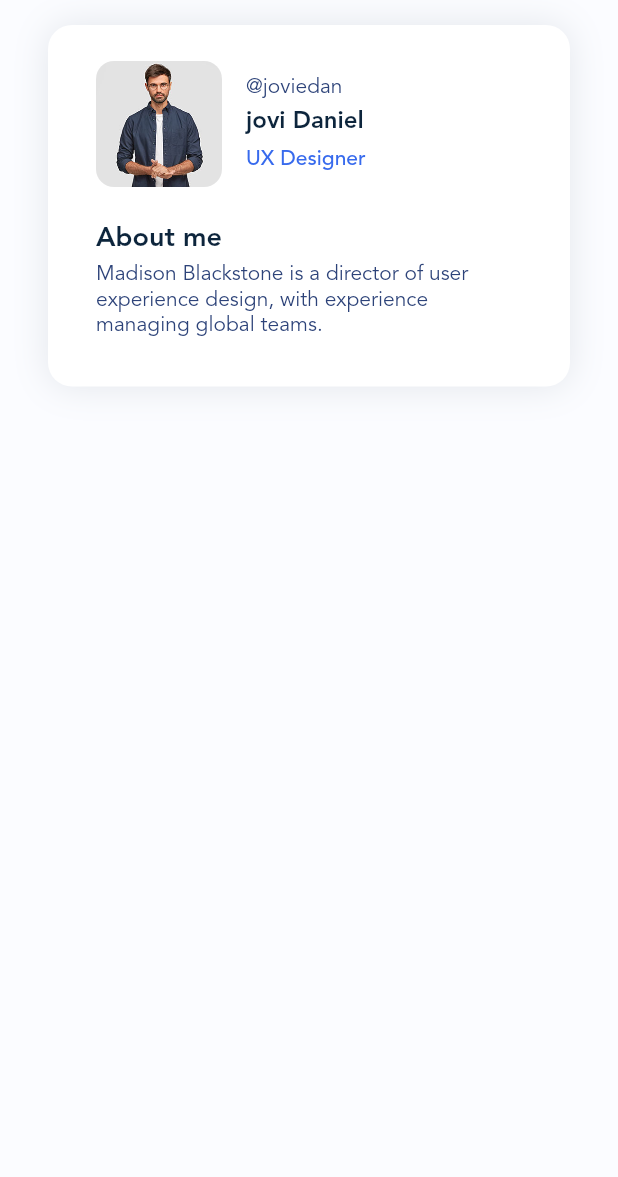
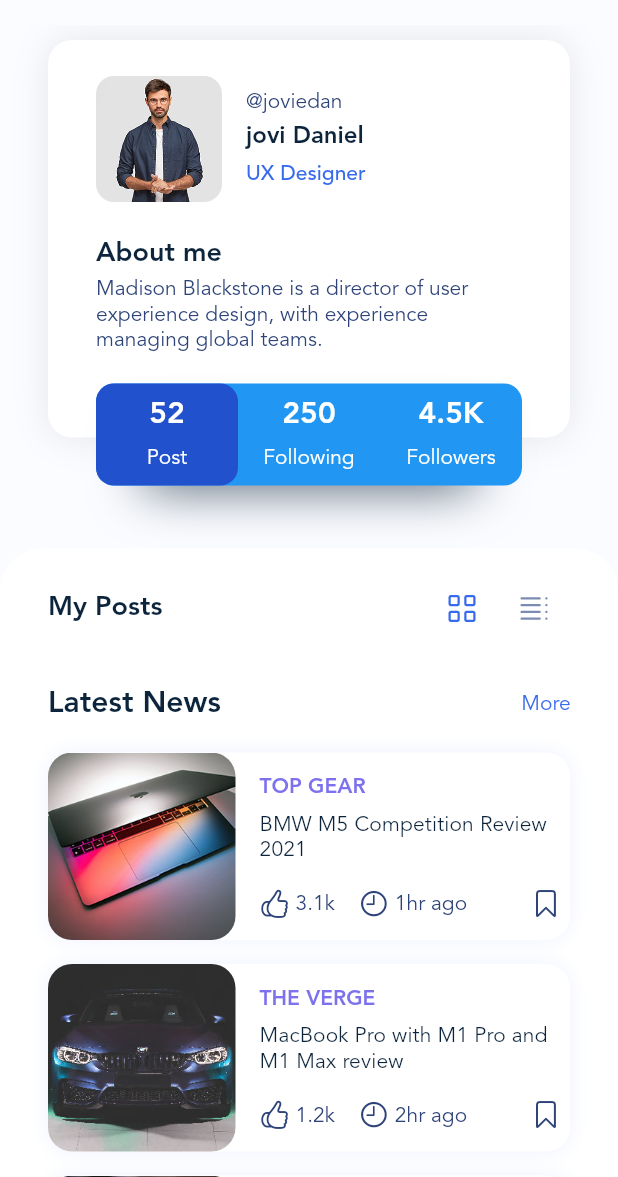
Before and after one commit to esmaeil-koohi/ui_BlogClub_application, a Flutter app: the screen it shows after launch, on a phone screen of 412 x 824 dp, the part 59-1236 px from its top. Run offline on Flutter 3.47's test engine with Material 2 defaults, Android fonts, the phone set to English and light mode, and no system bars; our stand-ins replace dotted_border, flutter_svg, smooth_page_indicator.

Commit message:
update profileScreen2

```diff
--- a/lib/gen/assets.gen.dart
+++ b/lib/gen/assets.gen.dart
@@ -54,6 +54,9 @@ class $AssetsImgIconsGen {
   AssetGenImage get google =>
       const AssetGenImage('assets/img/icons/Google.png');
 
+  /// File path: assets/img/icons/Grid.svg
+  SvgGenImage get grid => const SvgGenImage('assets/img/icons/Grid.svg');
+
   /// File path: assets/img/icons/Home.png
   AssetGenImage get home => const AssetGenImage('assets/img/icons/Home.png');
 
@@ -66,6 +69,9 @@ class $AssetsImgIconsGen {
   /// File path: assets/img/icons/Search.png
   AssetGenImage get search =>
       const AssetGenImage('assets/img/icons/Search.png');
+
+  /// File path: assets/img/icons/Table.svg
+  SvgGenImage get table => const SvgGenImage('assets/img/icons/Table.svg');
 
   /// File path: assets/img/icons/Thumbs.svg
   SvgGenImage get thumbs => const SvgGenImage('assets/img/icons/Thumbs.svg');
@@ -102,10 +108,12 @@ class $AssetsImgIconsGen {
         articles,
         facebook,
         google,
+        grid,
         home,
         logo,
         menu,
         search,
+        table,
         thumbs,
         twitter,
         category1,
--- a/lib/home.dart
+++ b/lib/home.dart
@@ -47,7 +47,7 @@ class HomeScreen extends StatelessWidget {
                 height: 16,
               ),
               const _CategoryList(),
-              const _PostList(),
+              const PostList(),
             ],
           ),
         ),
@@ -256,8 +256,8 @@ class _CategoryItem extends StatelessWidget {
   }
 }
 
-class _PostList extends StatelessWidget {
-  const _PostList({Key? key}) : super(key: key);
+class PostList extends StatelessWidget {
+  const PostList({Key? key}) : super(key: key);
 
   @override
   Widget build(BuildContext context) {
@@ -285,7 +285,7 @@ class _PostList extends StatelessWidget {
           physics: const ClampingScrollPhysics(),
           itemBuilder: (context, index) {
             final post = posts[index];
-            return _Post(post: post);
+            return PostItem(post: post);
           },
         ),
       ],
@@ -293,10 +293,10 @@ class _PostList extends StatelessWidget {
   }
 }
 
-class _Post extends StatelessWidget {
+class PostItem extends StatelessWidget {
   final PostData post;
 
-  const _Post({Key? key, required this.post}) : super(key: key);
+  const PostItem({Key? key, required this.post}) : super(key: key);
 
   @override
   Widget build(BuildContext context) {
--- a/lib/main.dart
+++ b/lib/main.dart
@@ -130,7 +130,6 @@ class MyApp extends StatelessWidget {
 
 class _BottomNavigation extends StatelessWidget {
   const _BottomNavigation({Key? key}) : super(key: key);
-
   @override
   Widget build(BuildContext context) {
     return Container(
@@ -153,7 +152,7 @@ class _BottomNavigation extends StatelessWidget {
                   _bottomNavigationItem(context, 'Menu.png', 'Menu.png', 'Menu'),
                 ],
               ),
-              decoration: BoxDecoration(
+              decoration: const BoxDecoration(
                 color: Colors.white,
               ),
             ),
--- a/lib/profile.dart
+++ b/lib/profile.dart
@@ -1,5 +1,5 @@
 import 'package:flutter/material.dart';
-import 'package:flutter/widgets.dart';
+import 'package:ui_blog_club/home.dart';
 
 import 'gen/assets.gen.dart';
 
@@ -10,29 +10,147 @@ class ProfileScreen extends StatelessWidget {
   Widget build(BuildContext context) {
     final themeData = Theme.of(context);
     return Scaffold(
-      backgroundColor:themeData.colorScheme.background,
+      backgroundColor: themeData.colorScheme.background,
       appBar: AppBar(
         elevation: 0,
         backgroundColor: themeData.colorScheme.background.withOpacity(0),
         title: const Text('Profile'),
-        actions:  [
-         IconButton(onPressed: () {}, icon: const Icon(Icons.more_horiz_rounded)),
-          const SizedBox(width: 16,),
+        actions: [
+          IconButton(
+              onPressed: () {}, icon: const Icon(Icons.more_horiz_rounded)),
+          const SizedBox(
+            width: 16,
+          ),
         ],
       ),
-      body: Column(
+      body:
+         SingleChildScrollView(
+           physics: const BouncingScrollPhysics(),
+           child:  Column(
            crossAxisAlignment: CrossAxisAlignment.start,
            children: [
-     cardBioGraghi(themeData),
+             Stack(
+               children: [
+                 cardBiography(themeData),
+                 lowerShadow(themeData),
+                 boxShowingTheNumberOfPostAndFollowerAndFollowing(themeData),
+               ],
+             ),
+             const SizedBox(height: 10,),
+             posts(themeData),
+           ],
+         ),),
+    );
+  }
+
+  Container posts(ThemeData themeData) {
+    return Container(
+             decoration: BoxDecoration(
+               color: themeData.colorScheme.surface,
+               borderRadius: const BorderRadius.only(topLeft: Radius.circular(28), topRight: Radius.circular(28)),
+             ),
+             child: Column(
+               children: [
+                 Padding(padding: const EdgeInsets.fromLTRB(32, 16, 32, 16),
+                   child:Row(
+                     crossAxisAlignment: CrossAxisAlignment.center,
+                     children: [
+                       Expanded(
+                         child: Text(
+                           'My Posts',
+                           style: themeData.textTheme.headline6,
+                         ),
+                       ),
+                       IconButton(
+                         onPressed: () {},
+                         icon: Assets.img.icons.grid.svg(),
+                       ),
+                       IconButton(
+                         onPressed: () {},
+                         icon: Assets.img.icons.table.svg(),
+                       ),
+                     ],
+                   ),
+                 ),
+                 const PostList(),
                ],
              ),
            );
   }
 
-  Container cardBioGraghi(ThemeData themeData) {
+  Widget lowerShadow(ThemeData themeData) {
+    return Positioned(
+                bottom: 32,
+                left: 96,
+                right: 96,
+                child: Container(
+                  height: 32,
+                  decoration: BoxDecoration(
+                    boxShadow: [
+                      BoxShadow(
+                        blurRadius: 30,
+                        color: themeData.colorScheme.onBackground.withOpacity(0.8),
+                      ),
+                    ]
+                  ),
+                ));
+  }
+
+  Widget boxShowingTheNumberOfPostAndFollowerAndFollowing(ThemeData themeData) {
+    return Positioned(
+                bottom: 32,
+                left: 64,
+                right: 64,
+                child: Container(
+                  height: 68,
+                  decoration: BoxDecoration(
+                    color: Colors.blue,
+                    borderRadius: BorderRadius.circular(12),
+                  ),
+                  child: Row(
+                    children: [
+                      Expanded(flex: 1, child:Container(
+                        decoration: BoxDecoration(
+                          color: const Color(0xff2151CD),
+                          borderRadius: BorderRadius.circular(12),
+                        ),
+                        child: _itemShowingTheNumberOfPostAndFollowerAndFollowing(themeData, '52', 'Post'),
+                      ),),
+                      Expanded(flex: 1, child:_itemShowingTheNumberOfPostAndFollowerAndFollowing(themeData, '250', 'Following'),),
+                      Expanded(flex: 1, child:_itemShowingTheNumberOfPostAndFollowerAndFollowing(themeData, '4.5K', 'Followers'),),
+                    ],
+                  ),
+                ));
+  }
+
+  Widget _itemShowingTheNumberOfPostAndFollowerAndFollowing(ThemeData themeData , String count, String title) {
+    return Column(
+        mainAxisAlignment: MainAxisAlignment.center,
+        children: [
+          Text(
+            count,
+            style: TextStyle(
+                fontSize: 20,
+                fontWeight: FontWeight.bold,
+                color: themeData.colorScheme.onPrimary),
+          ),
+          const SizedBox(
+            height: 8,
+          ),
+          Text(
+            title,
+            style: themeData.textTheme.bodyText1!.copyWith(
+                color: themeData.colorScheme.onPrimary,
+                fontWeight: FontWeight.w200),
+          ),
+        ],
+      );
+  }
+
+  Widget cardBiography(ThemeData themeData) {
     return Container(
-     margin:  EdgeInsets.fromLTRB(32, 0, 32, 32),
-     padding: EdgeInsets.fromLTRB(32, 24, 32, 32),
+      margin: const EdgeInsets.fromLTRB(32, 10, 32, 64),
+      padding: const EdgeInsets.fromLTRB(32, 24, 32, 32),
       decoration: BoxDecoration(
           borderRadius: BorderRadius.circular(16),
           color: themeData.colorScheme.surface,
@@ -41,8 +159,7 @@ class ProfileScreen extends StatelessWidget {
               blurRadius: 20,
               color: themeData.colorScheme.onBackground.withOpacity(0.1),
             ),
-       ]
-     ),
+          ]),
       child: Column(
         crossAxisAlignment: CrossAxisAlignment.start,
         children: [
@@ -50,29 +167,56 @@ class ProfileScreen extends StatelessWidget {
             children: [
               ClipRRect(
                   borderRadius: BorderRadius.circular(12),
-                 child: Assets.img.stories.story8.image(width: 84, height: 84)),
-             const SizedBox(width: 16,),
+                  child:
+                      Assets.img.stories.story8.image(width: 84, height: 84)),
+              const SizedBox(
+                width: 16,
+              ),
               Expanded(
                 child: Column(
                   crossAxisAlignment: CrossAxisAlignment.start,
                   children: [
                     const Text('@joviedan'),
-                   const SizedBox(height: 4,),
-                  Text('jovi Daniel', style: themeData.textTheme.bodyText1!.copyWith( fontSize: 16,fontWeight: FontWeight.w700),),
-                    const SizedBox(height: 8,),
-                   Text('UX Designer',
-                     style: themeData.textTheme.bodyText1!.apply(color: themeData.colorScheme.primary),),
-               ],),
+                    const SizedBox(
+                      height: 4,
+                    ),
+                    Text(
+                      'jovi Daniel',
+                      style: themeData.textTheme.bodyText1!
+                          .copyWith(fontSize: 16, fontWeight: FontWeight.w700),
+                    ),
+                    const SizedBox(
+                      height: 8,
+                    ),
+                    Text(
+                      'UX Designer',
+                      style: themeData.textTheme.bodyText1!
+                          .apply(color: themeData.colorScheme.primary),
                     ),
                   ],
                 ),
-         const SizedBox(height: 24,),
-         Text('About me', style: themeData.textTheme.headline6,),
-         const SizedBox(height: 4,),
-          Text('Madison Blackstone is a director of user experience design, with experience managing global teams.',
+              ),
+            ],
+          ),
+          const SizedBox(
+            height: 24,
+          ),
+          Text(
+            'About me',
+            style: themeData.textTheme.headline6,
+          ),
+          const SizedBox(
+            height: 4,
+          ),
+          const Text(
+            'Madison Blackstone is a director of user experience design, with experience managing global teams.',
+          ),
+          const SizedBox(
+            height: 24,
           ),
         ],
       ),
     );
   }
+
 }
```
Also changed, not shown: assets/img/icons/Grid.svg (added), assets/img/icons/Table.svg (added). Lines whose indentation alone changed are shown as unchanged.
